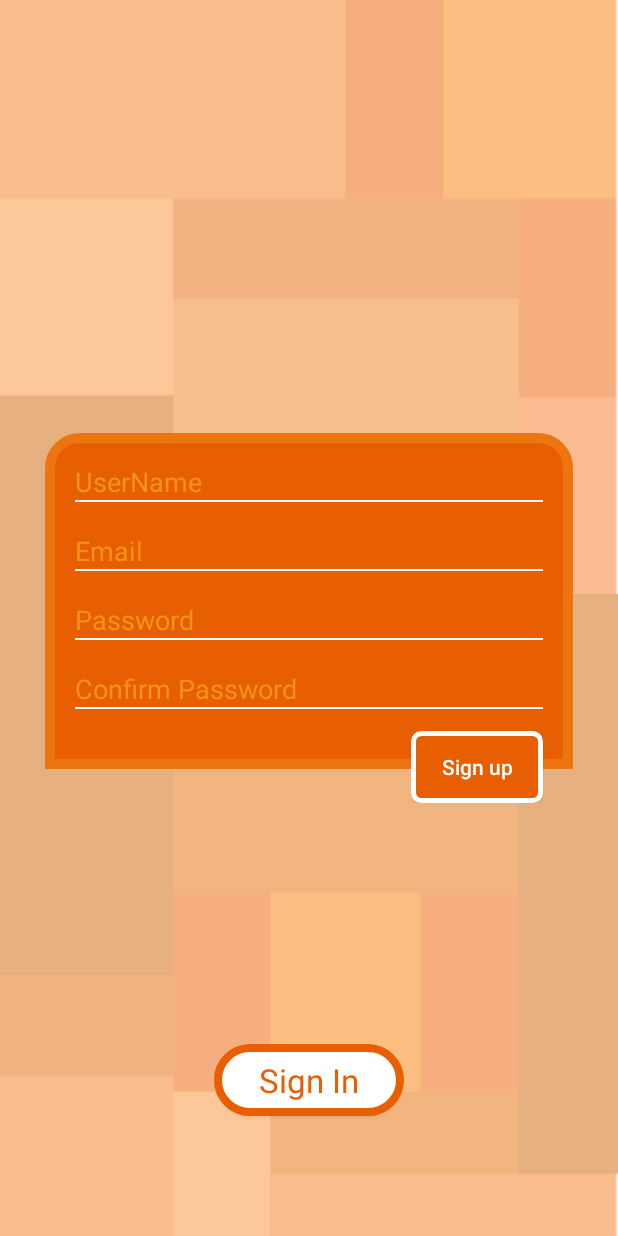
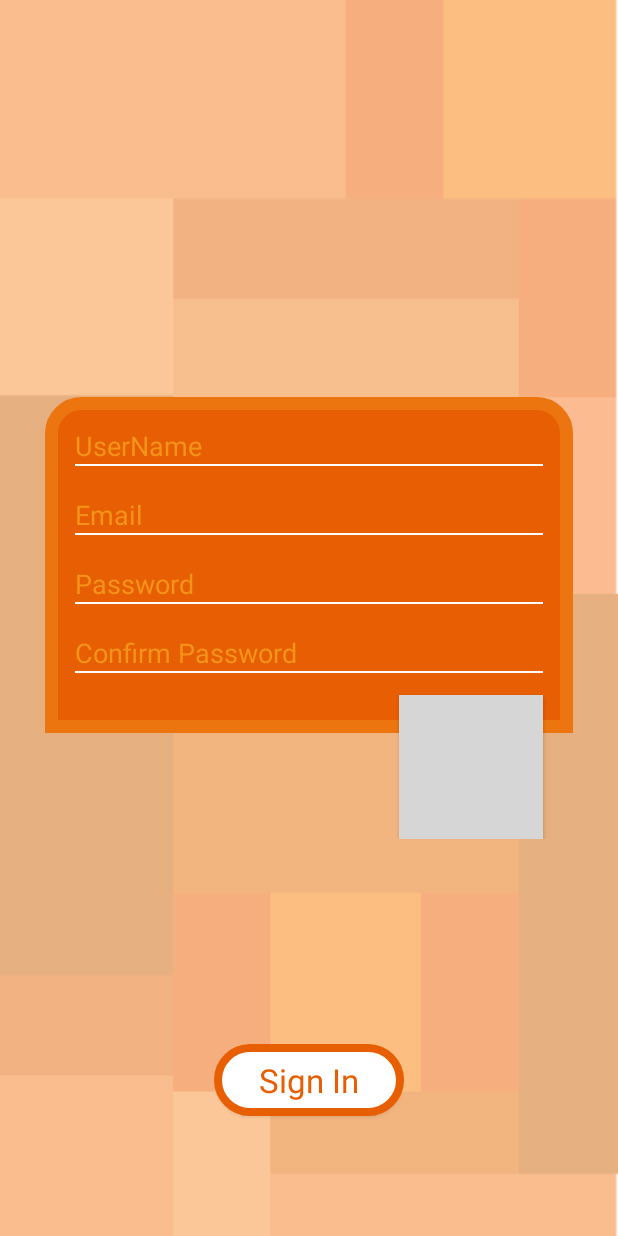
Before and after one commit to konyekokim/PrivateMemo, an Android app: the PrivateRegisterActivity screen opened directly, with no data from a screen before it, on a phone screen of 412 x 824 dp. Run offline under Robolectric (Android 15) with nearby library versions, the phone set to English and light mode, and no system bars; our stand-ins replace Firebase (no records; nobody signed in at launch, a user with empty details on screens opened directly); grey boxes are pictures that could not be loaded.

Commit message:
edit private sign in layout

```diff
--- a/app/src/main/res/drawable/bottom_right_button.xml
+++ b/app/src/main/res/drawable/register_bg.xml
@@ -7,13 +7,13 @@
         android:angle="135"/>
 
     <corners
-        android:bottomLeftRadius="5dp"
-        android:bottomRightRadius="5dp"
-        android:topLeftRadius="5dp"
-        android:topRightRadius="5dp"/>
+        android:bottomLeftRadius="0dp"
+        android:bottomRightRadius="0dp"
+        android:topLeftRadius="20dp"
+        android:topRightRadius="20dp"/>
 
     <stroke
-        android:width="5px"
-        android:color="@color/secondaryColor"/>
+        android:width="12.5px"
+        android:color="	#EC750F"/>
 
 </shape>
--- a/app/src/main/res/drawable/sign_register_bg.xml
+++ b/app/src/main/res/drawable/sign_bg.xml
@@ -2,8 +2,8 @@
 <shape xmlns:android="http://schemas.android.com/apk/res/android"
     android:shape = "rectangle">
 
-    <gradient android:endColor="@color/colorThemeDarker"
-        android:startColor="@color/colorThemeDarker"
+    <gradient android:endColor="@color/colorThemeLighter"
+        android:startColor="@color/colorThemeLighter"
         android:angle="135"/>
 
     <corners
@@ -13,7 +13,7 @@
         android:topRightRadius="20dp"/>
 
     <stroke
-        android:width="10px"
-        android:color="	#EC750F"/>
+        android:width="12.5px"
+        android:color="@color/colorThemeDarker"/>
 
 </shape>
--- a/app/src/main/res/layout/content_private_register.xml
+++ b/app/src/main/res/layout/content_private_register.xml
@@ -23,7 +23,7 @@
             android:orientation="vertical"
             android:paddingStart="20dp"
             android:paddingEnd="20dp"
-            android:background="@drawable/sign_register_bg"
+            android:background="@drawable/register_bg"
             android:id="@+id/sign_up_layout">
 
             <EditText
```
Also changed, not shown: app/src/main/res/layout/activity_private_sign_in.xml (+56 -51 lines).
